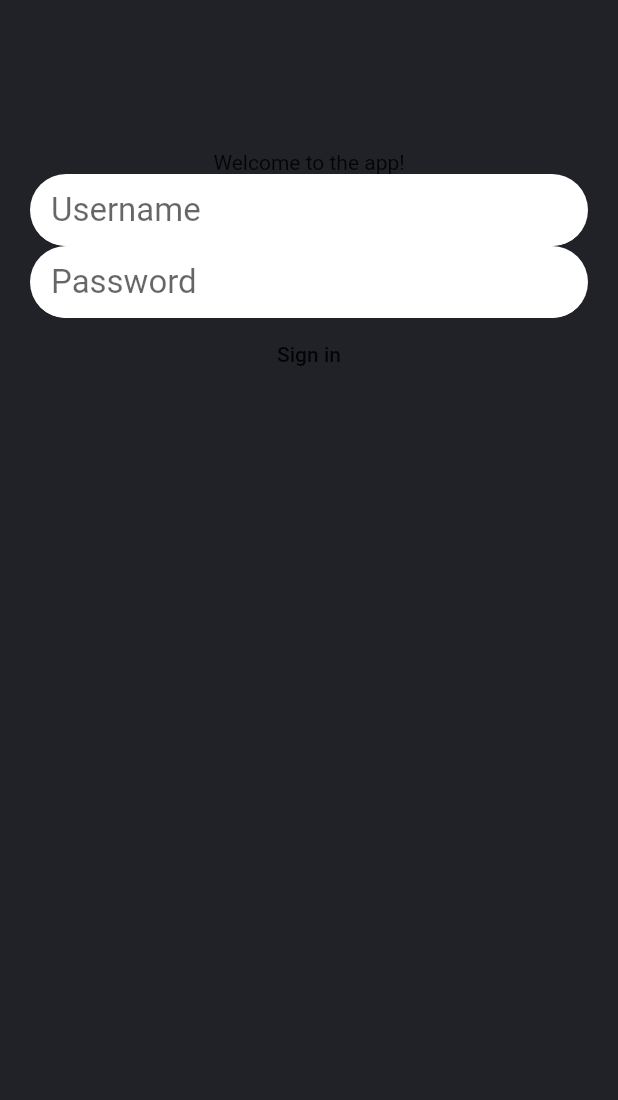
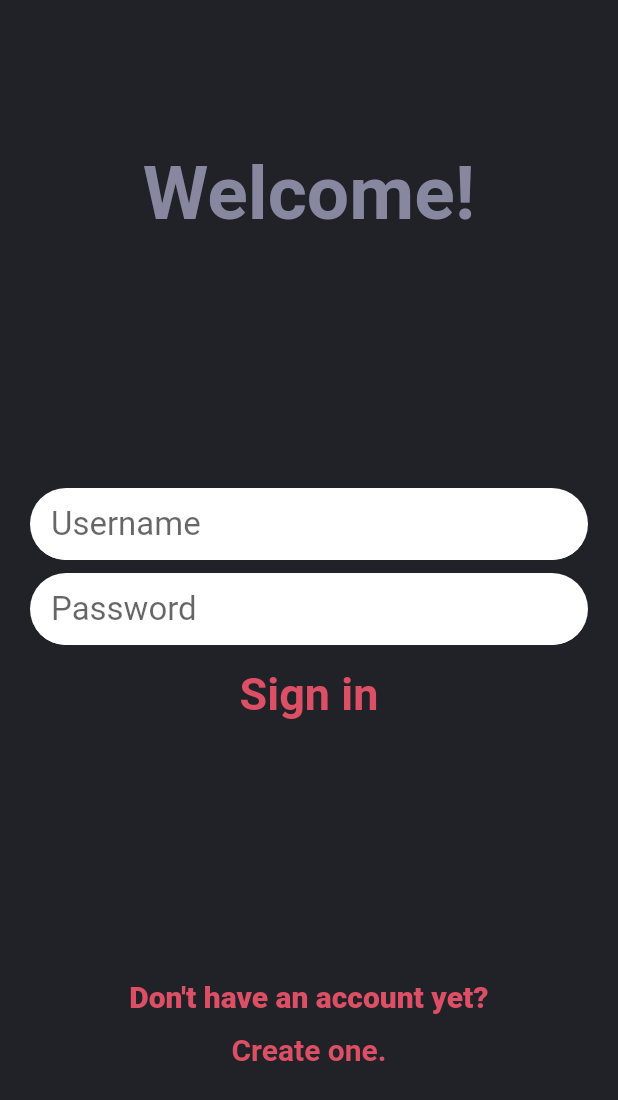
Before and after one commit to olliebs1/ProductivityApp, a Flutter app: the screen it shows after launch, on a phone screen of 412 x 824 dp. Shown: the top 1100 px of the screen. Run offline on Flutter 3.47's test engine with Material 2 defaults, Android fonts, the phone set to English and light mode, and no system bars; our stand-ins replace rxdart, shared_preferences; Roboto replaces fonts that are missing (Avenir).

Commit message:
login styling finished

```diff
--- a/productivityapp/lib/UI/Intray/Login/Loginscreen.dart
+++ b/productivityapp/lib/UI/Intray/Login/Loginscreen.dart
@@ -3,6 +3,7 @@ import 'package:productivityapp/bloc/blocs/user_blocs_provider.dart';
 import 'package:productivityapp/models/classes/user.dart';
 import 'package:productivityapp/models/global.dart';
 import 'package:shared_preferences/shared_preferences.dart';
+import 'package:productivityapp/models/global.dart';
 
 class LoginPage extends StatefulWidget {
   final VoidCallback signupPressed;
@@ -39,11 +40,17 @@ class _LoginPageState extends State<LoginPage> {
     return Container(
         margin: EdgeInsets.only(top: 100, bottom: 100, left: 20, right: 20),
         child: Column(
+          mainAxisAlignment: MainAxisAlignment.spaceBetween,
           children: <Widget>[
-            Text('Welcome to the app!'),
+            Text(
+              'Welcome!',
+              style: bigLightBlueTitle,
+              textAlign: TextAlign.center,
+            ),
             Container(
+              height: 170,
               child: Column(
-                mainAxisAlignment: MainAxisAlignment.spaceBetween,
+                mainAxisAlignment: MainAxisAlignment.spaceAround,
                 children: <Widget>[
                   Theme(
                     data: Theme.of(context)
@@ -94,12 +101,33 @@ class _LoginPageState extends State<LoginPage> {
                     ),
                   ),
                   FlatButton(
-                    child: Text('Sign in'),
+                    // color: redColor,
+                    child: Text(
+                      'Sign in',
+                      style: redTodoTitle,
+                      textAlign: TextAlign.center,
+                    ),
                     onPressed: () {},
                   )
                 ],
               ),
             ),
+            Container(
+                child: Column(children: <Widget>[
+              Text(
+                "Don't have an account yet?",
+                style: redText,
+                textAlign: TextAlign.center,
+              ),
+              FlatButton(
+                child: Text(
+                  'Create one.',
+                  style: redBoldText,
+                  textAlign: TextAlign.center,
+                ),
+                onPressed: () {},
+              )
+            ]))
           ],
         ));
   }
--- a/productivityapp/lib/models/global.dart
+++ b/productivityapp/lib/models/global.dart
@@ -2,6 +2,7 @@ import 'package:flutter/material.dart';
 
 Color darkGreyColor = new Color(0xFF212128);
 Color redColor = new Color(0xFFDC4F64);
+Color lightBlueColor = new Color(0xFF8787A0);
 
 TextStyle intrayTitleStyle = new TextStyle(
     fontFamily: 'Avenir',
@@ -9,8 +10,32 @@ TextStyle intrayTitleStyle = new TextStyle(
     color: darkGreyColor,
     fontSize: 50);
 
+TextStyle bigLightBlueTitle = new TextStyle(
+    fontFamily: 'Avenir',
+    fontWeight: FontWeight.bold,
+    color: lightBlueColor,
+    fontSize: 50);
+
 TextStyle darkToDoTitle = new TextStyle(
     fontFamily: 'Avenir',
     fontWeight: FontWeight.bold,
     color: darkGreyColor,
     fontSize: 30);
+
+TextStyle redTodoTitle = new TextStyle(
+    fontFamily: 'Avenir',
+    fontWeight: FontWeight.bold,
+    color: redColor,
+    fontSize: 30);
+
+TextStyle redBoldText = new TextStyle(
+    fontFamily: 'Avenir',
+    fontWeight: FontWeight.bold,
+    color: redColor,
+    fontSize: 20);
+
+TextStyle redText = new TextStyle(
+    fontFamily: 'Avenir',
+    color: redColor,
+    fontSize: 20,
+    fontWeight: FontWeight.w900);
```
